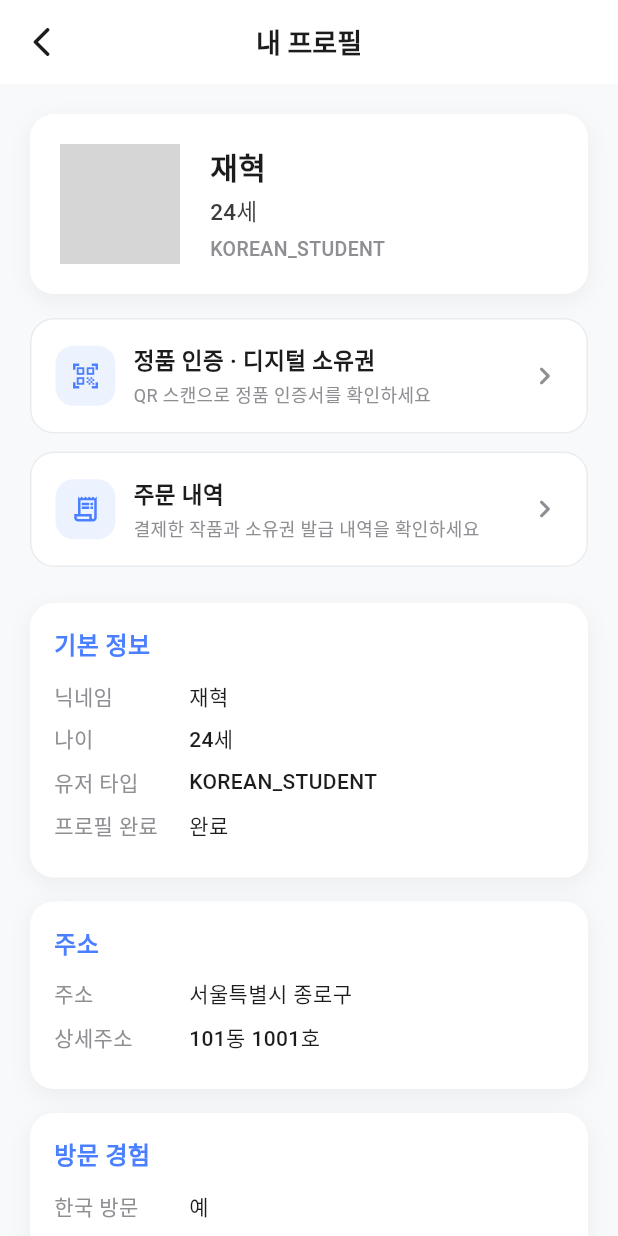
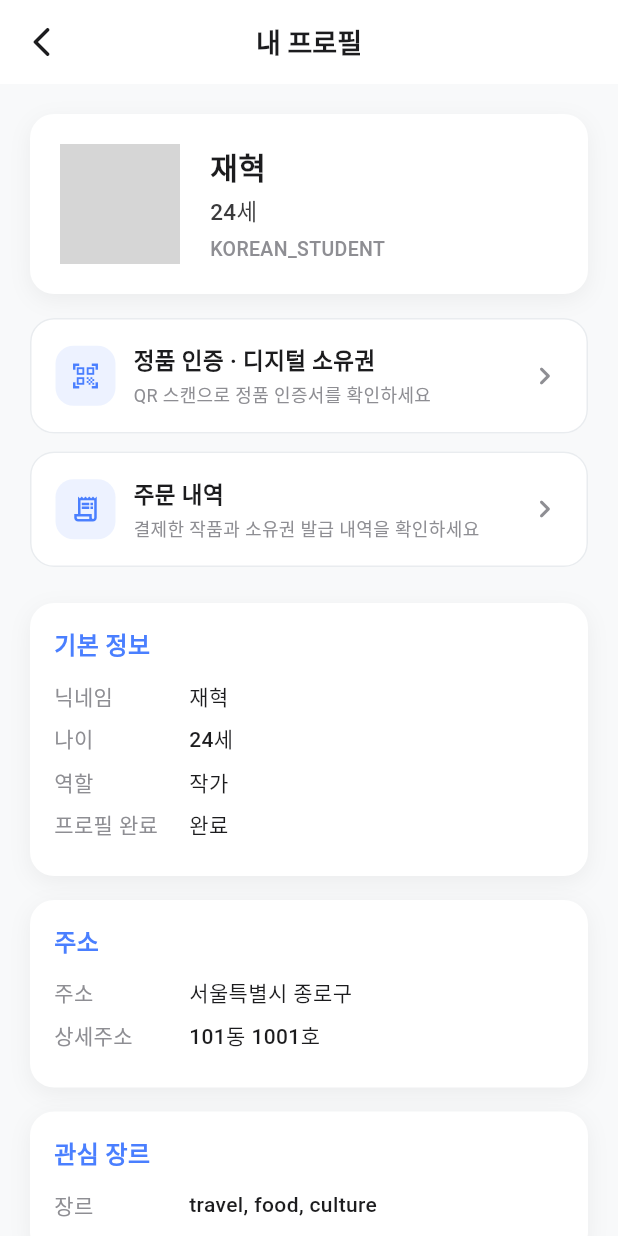
Before and after one commit to KYUNGWONS/ART_NARA, a Flutter app: the MyProfileScreen screen opened directly, on a phone screen of 412 x 824 dp. Run offline on Flutter 3.47's test engine with Material 3 defaults, Android fonts, the phone set to English and light mode, and no system bars; our stand-ins replace geolocator, google_fonts, google_sign_in, image_picker; missing offline and left inert: flutter_naver_map, kakao_flutter_sdk, mobile_scanner; accounts and stored records are empty; network calls fail; Roboto replaces fonts that are missing (Gowun Dodum); grey boxes are pictures that could not be loaded.

Commit message:
refactor(frontend): strip travel fields from my profile screen
Co-Authored-By: Claude Fable 5 <noreply@anthropic.com>

```diff
--- a/frontend/lib/screens/my_profile_screen.dart
+++ b/frontend/lib/screens/my_profile_screen.dart
@@ -100,7 +100,7 @@ class _MyProfileScreenState extends State<MyProfileScreen> {
                     _row('닉네임', _profile!.nickname),
                     if (_profile!.age != null) _row('나이', '${_profile!.age}세'),
                     if (_profile!.userType != null)
-                      _row('유저 타입', _profile!.userType!),
+                      _row('역할', _profile!.userType!.toUpperCase().startsWith('FOREIGN') ? '컬렉터' : '작가'),
                     _row('프로필 완료', _profile!.profileCompleted ? '완료' : '미완료'),
                   ]),
                   if (_profile!.address != null ||
@@ -113,44 +113,13 @@ class _MyProfileScreenState extends State<MyProfileScreen> {
                         _row('상세주소', _profile!.addressDetail!),
                     ]),
                   ],
-                  if (_profile!.nationality != null ||
-                      _profile!.languages.isNotEmpty) ...[
+                                                      if (_profile!.interests.isNotEmpty) ...[
                     const SizedBox(height: 16),
-                    _buildSection('국적/언어', [
-                      if (_profile!.nationality != null)
-                        _row('국적', _profile!.nationality!),
-                      if (_profile!.languages.isNotEmpty)
-                        _row('언어', _profile!.languages.join(', ')),
+                    _buildSection('관심 장르', [
+                      _row('장르', _profile!.interests.join(', ')),
                     ]),
                   ],
-                  if (_profile!.visitExperience != null) ...[
-                    const SizedBox(height: 16),
-                    _buildSection('방문 경험', [
-                      _row(
-                        '한국 방문',
-                        _profile!.visitExperience is bool
-                            ? (_profile!.visitExperience as bool ? '예' : '아니오')
-                            : _profile!.visitExperience.toString(),
-                      ),
-                    ]),
-                  ],
-                  if (_profile!.interests.isNotEmpty) ...[
-                    const SizedBox(height: 16),
-                    _buildSection('관심사', [
-                      _row('관심사', _profile!.interests.join(', ')),
-                    ]),
-                  ],
-                  if (_profile!.planningScore != null ||
-                      _profile!.activityScore != null) ...[
-                    const SizedBox(height: 16),
-                    _buildSection('성향', [
-                      if (_profile!.planningScore != null)
-                        _row('계획성', '${_profile!.planningScore}'),
-                      if (_profile!.activityScore != null)
-                        _row('활발도', '${_profile!.activityScore}'),
-                    ]),
-                  ],
-                  if (_profile!.bio != null && _profile!.bio!.isNotEmpty) ...[
+                                    if (_profile!.bio != null && _profile!.bio!.isNotEmpty) ...[
                     const SizedBox(height: 16),
                     _buildSection('자기소개', [_row('소개', _profile!.bio!)]),
                   ],
```
